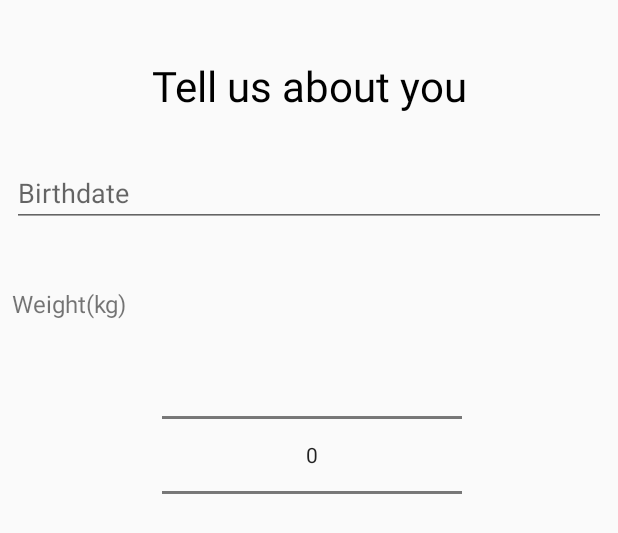
After one commit to Gymodo/App, an Android app: the layout activity_after_sign_up.xml on its own in the app's theme, with its tools: preview values and no code run, on a phone screen of 412 x 824 dp. The commit adds this screen. Shown: the top 533 px of the screen. Run offline under Robolectric (Android 15) with nearby library versions, the phone set to English and light mode, and no system bars.

Commit message:
doing aftersignup

```diff
--- /dev/null
+++ b/app/src/main/res/layout/activity_after_sign_up.xml
@@ -0,0 +1,61 @@
+<?xml version="1.0" encoding="utf-8"?>
+<androidx.constraintlayout.widget.ConstraintLayout xmlns:android="http://schemas.android.com/apk/res/android"
+    xmlns:app="http://schemas.android.com/apk/res-auto"
+    xmlns:tools="http://schemas.android.com/tools"
+    android:layout_width="match_parent"
+    android:layout_height="match_parent"
+    android:focusable="false"
+    tools:context=".AfterSignUp">
+
+    <LinearLayout
+        android:layout_width="match_parent"
+        android:layout_height="match_parent"
+        android:layout_marginStart="8dp"
+        android:layout_marginTop="8dp"
+        android:layout_marginEnd="8dp"
+        android:layout_marginBottom="8dp"
+        android:orientation="vertical"
+        app:layout_constraintBottom_toBottomOf="parent"
+        app:layout_constraintEnd_toEndOf="parent"
+        app:layout_constraintStart_toStartOf="parent"
+        app:layout_constraintTop_toTopOf="parent">
+
+        <TextView
+            android:id="@+id/aftersignup_title"
+            android:layout_width="match_parent"
+            android:layout_height="wrap_content"
+            android:layout_marginTop="30dp"
+            android:gravity="center"
+            android:text="@string/tell_us_about_you"
+            android:textColor="@color/black"
+            android:textSize="28sp" />
+
+        <EditText
+            android:id="@+id/aftersignup_birthdate"
+            android:layout_width="match_parent"
+            android:layout_height="wrap_content"
+            android:layout_marginTop="30dp"
+            android:autofillHints=""
+            android:clickable="true"
+            android:ems="10"
+            android:focusable="false"
+            android:hint="@string/birthdate"
+            android:inputType="date" />
+
+        <TextView
+            android:layout_width="match_parent"
+            android:layout_height="wrap_content"
+            android:layout_marginTop="40dp"
+            android:text="@string/weight"
+            android:textSize="16sp" />
+
+        <NumberPicker
+            android:id="@+id/aftersignup_numberpicker"
+            android:layout_width="200dp"
+            android:layout_height="wrap_content"
+            android:layout_marginLeft="100dp" />
+
+
+
+    </LinearLayout>
+</androidx.constraintlayout.widget.ConstraintLayout>
--- a/app/src/main/res/layout/activity_main.xml
+++ b/app/src/main/res/layout/activity_main.xml
@@ -34,7 +34,7 @@
                 android:layout_width="match_parent"
                 android:layout_height="match_parent"
                 android:gravity="center"
-                android:text="@string/home_diet"
+                android:text="@string/explore_diets"
                 android:textAlignment="center"
                 android:textColor="@color/white"
                 android:textSize="30sp"
@@ -67,7 +67,7 @@
                     android:layout_width="match_parent"
                     android:layout_height="match_parent"
                     android:gravity="center"
-                    android:text="@string/home_workout"
+                    android:text="@string/explore_workouts"
                     android:textColor="@color/white"
                     android:textSize="30sp"
                     android:textStyle="bold" />
@@ -91,7 +91,7 @@
                     android:layout_width="match_parent"
                     android:layout_height="match_parent"
                     android:gravity="center"
-                    android:text="@string/home_reservation"
+                    android:text="@string/make_reservations"
                     android:textColor="@color/white"
                     android:textSize="30sp"
                     android:textStyle="bold" />
--- a/app/src/main/res/values/strings.xml
+++ b/app/src/main/res/values/strings.xml
@@ -11,5 +11,9 @@
     <string name="explore_diets">Explore Diets</string>
     <string name="explore_workouts">Explore Workouts</string>
     <string name="make_reservations">Make Reservation</string>
+    <string name="tell_us_about_you">Tell us about you</string>
+    <string name="birthdate">Birthdate</string>
+    <string name="weight">Weight(kg)</string>
+
 
 </resources>
```
Also changed, not shown: app/src/main/AndroidManifest.xml (+4 -3 lines), app/src/main/java/com/github/gymodo/AfterSignUp.java (added, +66 -0 lines).
